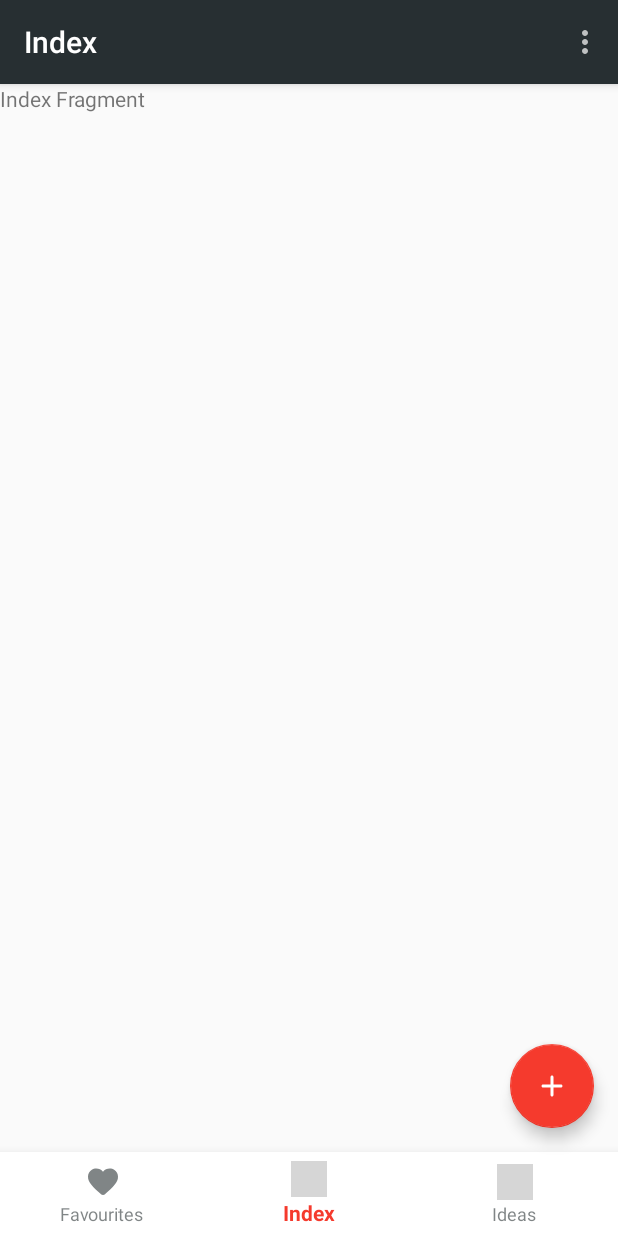
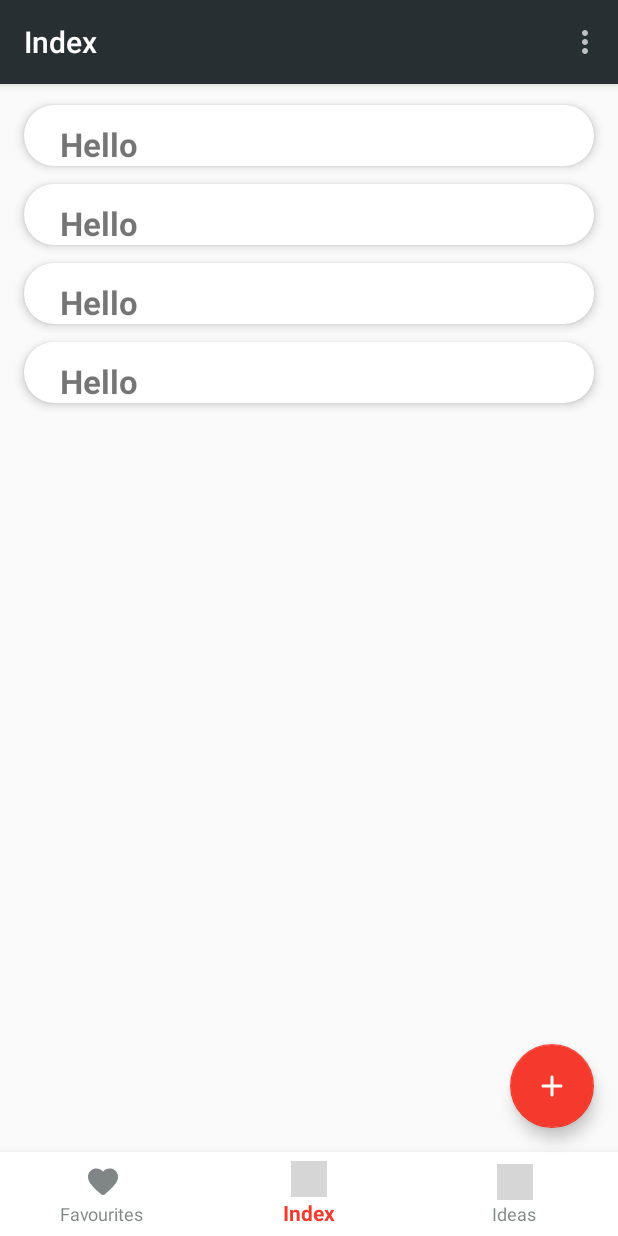
Before and after one commit to MortenAstrup96/Cocktail-Index, an Android app: the screen it shows after launch (MainActivity), on a phone screen of 412 x 824 dp. Run offline under Robolectric (Android 15) with nearby library versions, the phone set to English and light mode, and no system bars; grey boxes are pictures that could not be loaded.

Commit message:
Recyclerview working

```diff
--- /dev/null
+++ b/app/src/main/java/com/example/mortenastrup/cocktailindex/Cocktail.java
@@ -0,0 +1,48 @@
+package com.example.mortenastrup.cocktailindex;
+
+import java.util.ArrayList;
+
+public class Cocktail {
+    private int id;
+    private String name;
+    private String recipe;
+    private ArrayList<String> ingredients;
+
+    public Cocktail(String name, String recipe, ArrayList<String> ingredients) {
+        this.name = name;
+        this.recipe = recipe;
+        this.ingredients = ingredients;
+    }
+
+    public int getId() {
+        return id;
+    }
+
+    public void setId(int id) {
+        this.id = id;
+    }
+
+    public String getName() {
+        return name;
+    }
+
+    public void setName(String name) {
+        this.name = name;
+    }
+
+    public String getRecipe() {
+        return recipe;
+    }
+
+    public void setRecipe(String recipe) {
+        this.recipe = recipe;
+    }
+
+    public ArrayList<String> getIngredients() {
+        return ingredients;
+    }
+
+    public void setIngredients(ArrayList<String> ingredients) {
+        this.ingredients = ingredients;
+    }
+}
--- /dev/null
+++ b/app/src/main/java/com/example/mortenastrup/cocktailindex/CocktailAdapter.java
@@ -0,0 +1,83 @@
+package com.example.mortenastrup.cocktailindex;
+
+import android.support.annotation.NonNull;
+import android.support.v7.widget.RecyclerView;
+import android.view.LayoutInflater;
+import android.view.View;
+import android.view.ViewGroup;
+import android.widget.ImageButton;
+import android.widget.TextView;
+
+import java.util.List;
+
+
+/**
+ * The string Adapter is created to be used in SelectCourseFragment, but can be used for all
+ * RecyclerView which displays only a single string.
+ *
+ * @author Morten Astrup
+ */
+public class CocktailAdapter extends RecyclerView.Adapter<CocktailAdapter.MyViewHolder> {
+
+
+
+    // The list containing all the objects with the required information for at piece.
+    private List<String> stringList;
+
+    private OnItemClickListener itemClickListener;
+
+
+    // Initialises the string list
+    public CocktailAdapter(List<String> stringList, OnItemClickListener itemClickListener) {
+        this.stringList = stringList;
+        this.itemClickListener = itemClickListener;
+    }
+
+    @Override
+    @NonNull
+    public CocktailAdapter.MyViewHolder onCreateViewHolder(ViewGroup parent, int viewType) {
+        View itemView = LayoutInflater.from(parent.getContext())
+                .inflate(R.layout.cocktail_list, parent, false);
+
+        return new MyViewHolder(itemView, itemClickListener);
+    }
+
+    @Override
+    @NonNull
+    public void onBindViewHolder(MyViewHolder holder, int position) {
+        String stringName = stringList.get(position);
+        holder.name.setText(stringName);
+    }
+
+    @Override
+    public int getItemCount() {
+        return stringList.size();
+    }
+
+    /**
+     * Inner class for the specific views
+     */
+    public class MyViewHolder extends RecyclerView.ViewHolder implements View.OnClickListener {
+
+        private OnItemClickListener itemClickListener;
+        private TextView name;
+
+
+        public MyViewHolder(View view, OnItemClickListener itemClickListener) {
+            super(view);
+            this.itemClickListener = itemClickListener;
+            name =  view.findViewById(R.id.books_name);
+
+            view.setOnClickListener(this);
+        }
+
+        /**
+         * Method to be invoked when clicking on a certain element
+         * @param view The specific element in the RecyclerView
+         */
+        @Override
+        public void onClick(View view) {
+            itemClickListener.onItemClick(view, getAdapterPosition());
+        }
+    }
+}
--- a/app/src/main/java/com/example/mortenastrup/cocktailindex/Fragments/IndexFragment.java
+++ b/app/src/main/java/com/example/mortenastrup/cocktailindex/Fragments/IndexFragment.java
@@ -4,15 +4,28 @@ import android.content.Context;
 import android.net.Uri;
 import android.os.Bundle;
 import android.support.v4.app.Fragment;
+import android.support.v7.widget.DefaultItemAnimator;
+import android.support.v7.widget.LinearLayoutManager;
+import android.support.v7.widget.RecyclerView;
 import android.view.LayoutInflater;
 import android.view.View;
 import android.view.ViewGroup;
 
+import com.example.mortenastrup.cocktailindex.CocktailAdapter;
+import com.example.mortenastrup.cocktailindex.OnItemClickListener;
 import com.example.mortenastrup.cocktailindex.R;
+
+import java.util.ArrayList;
+import java.util.List;
 
 
 public class IndexFragment extends Fragment {
     OnFragmentInteractionListener mListener;
+
+    private OnItemClickListener listener;
+
+    // Field variables for RecyclerView - The taskList will be shown in RecyclerView
+    private List<String> cocktailList = new ArrayList<>();
 
     /**
      * Creates the Fragment and sets up listeners
@@ -26,6 +39,26 @@ public class IndexFragment extends Fragment {
     public View onCreateView(LayoutInflater inflater, ViewGroup container, Bundle savedInstanceState) {
         View view = inflater.inflate(R.layout.fragment_index,container,false);
 
+
+        cocktailList.add("Hello");
+        cocktailList.add("Hello");
+        cocktailList.add("Hello");
+        cocktailList.add("Hello");
+
+        // Item click listener
+        listener = new OnItemClickListener() {
+            @Override
+            public void onItemClick(View view, int position) {
+
+            }
+        };
+
+        RecyclerView recyclerView = (RecyclerView) view.findViewById(R.id.Index_RecyclerView);
+        LinearLayoutManager mLayoutManager = new LinearLayoutManager(view.getContext());
+        recyclerView.setLayoutManager(mLayoutManager);
+        recyclerView.setItemAnimator(new DefaultItemAnimator());
+        CocktailAdapter mAdapter = new CocktailAdapter(cocktailList, listener);
+        recyclerView.setAdapter(mAdapter);
 
         // Inflate the layout for this fragment
         return view;
--- /dev/null
+++ b/app/src/main/java/com/example/mortenastrup/cocktailindex/OnItemClickListener.java
@@ -0,0 +1,7 @@
+package com.example.mortenastrup.cocktailindex;
+
+import android.view.View;
+
+public interface OnItemClickListener {
+    void onItemClick(View view, int position);
+}
--- /dev/null
+++ b/app/src/main/res/layout/cocktail_list.xml
@@ -0,0 +1,65 @@
+<?xml version="1.0" encoding="utf-8"?>
+<LinearLayout xmlns:android="http://schemas.android.com/apk/res/android"
+    xmlns:app="http://schemas.android.com/apk/res-auto"
+    xmlns:tools="http://schemas.android.com/tools"
+    android:layout_width="match_parent"
+    android:layout_height="wrap_content"
+    android:orientation="vertical">
+
+    <android.support.constraint.ConstraintLayout
+        android:layout_width="match_parent"
+        android:layout_height="wrap_content"
+        android:foreground="?attr/selectableItemBackground">
+
+        <android.support.v7.widget.CardView
+            android:id="@+id/books_cards"
+            android:layout_width="match_parent"
+            android:layout_height="wrap_content"
+            android:layout_marginStart="4dp"
+            android:layout_marginEnd="4dp"
+            android:clickable="true"
+            android:focusable="true"
+            android:innerRadius="0dp"
+            android:shape="ring"
+            android:thicknessRatio="1.9"
+            app:cardBackgroundColor="#FFFFFF"
+            app:cardCornerRadius="20dp"
+            app:cardElevation="4dp"
+            app:cardPreventCornerOverlap="false"
+            app:cardUseCompatPadding="true"
+            app:layout_constraintBottom_toBottomOf="parent"
+            app:layout_constraintEnd_toEndOf="parent"
+            app:layout_constraintStart_toStartOf="parent"
+            app:layout_constraintTop_toTopOf="parent">
+
+            <android.support.constraint.ConstraintLayout
+                android:layout_width="match_parent"
+                android:layout_height="match_parent">
+
+                <TextView
+                    android:id="@+id/books_name"
+                    android:layout_width="match_parent"
+                    android:layout_height="wrap_content"
+                    android:layout_alignParentStart="true"
+                    android:layout_alignParentTop="true"
+                    android:layout_alignParentEnd="true"
+                    android:layout_marginStart="24dp"
+                    android:layout_marginTop="11dp"
+                    android:layout_marginEnd="8dp"
+                    android:fontFamily="sans-serif"
+                    android:text="Cocktail Name"
+                    android:textAlignment="viewStart"
+                    android:textSize="22sp"
+                    android:textStyle="bold"
+                    android:typeface="normal"
+                    app:layout_constraintEnd_toEndOf="parent"
+                    app:layout_constraintHorizontal_bias="0.0"
+                    app:layout_constraintStart_toStartOf="parent"
+                    app:layout_constraintTop_toTopOf="parent" />
+
+            </android.support.constraint.ConstraintLayout>
+
+        </android.support.v7.widget.CardView>
+    </android.support.constraint.ConstraintLayout>
+
+</LinearLayout>
--- a/app/src/main/res/layout/fragment_idea.xml
+++ b/app/src/main/res/layout/fragment_idea.xml
@@ -5,7 +5,6 @@
     android:layout_height="match_parent"
     tools:context=".Fragments.IdeaFragment">
 
-    <!-- TODO: Update blank fragment layout -->
     <TextView
         android:layout_width="match_parent"
         android:layout_height="match_parent"
--- a/app/src/main/res/layout/fragment_index.xml
+++ b/app/src/main/res/layout/fragment_index.xml
@@ -1,14 +1,24 @@
 <?xml version="1.0" encoding="utf-8"?>
-<FrameLayout xmlns:android="http://schemas.android.com/apk/res/android"
+<android.support.constraint.ConstraintLayout xmlns:android="http://schemas.android.com/apk/res/android"
+    xmlns:app="http://schemas.android.com/apk/res-auto"
     xmlns:tools="http://schemas.android.com/tools"
     android:layout_width="match_parent"
     android:layout_height="match_parent"
     android:id="@+id/fragment_index"
     tools:context=".Fragments.IndexFragment">
 
-    <TextView
+    <android.support.v7.widget.RecyclerView
+        android:id="@+id/Index_RecyclerView"
         android:layout_width="match_parent"
         android:layout_height="match_parent"
-        android:text="Index Fragment" />
+        android:layout_marginStart="8dp"
+        android:layout_marginTop="8dp"
+        android:layout_marginEnd="8dp"
+        android:layout_marginBottom="8dp"
+        app:layout_constraintBottom_toBottomOf="parent"
+        app:layout_constraintEnd_toEndOf="parent"
+        app:layout_constraintStart_toStartOf="parent"
+        app:layout_constraintTop_toTopOf="parent">
 
-</FrameLayout>
+    </android.support.v7.widget.RecyclerView>
+</android.support.constraint.ConstraintLayout>
```
Also changed, not shown: app/src/main/java/com/example/mortenastrup/cocktailindex/MainActivity.java (+11 -1 lines).
